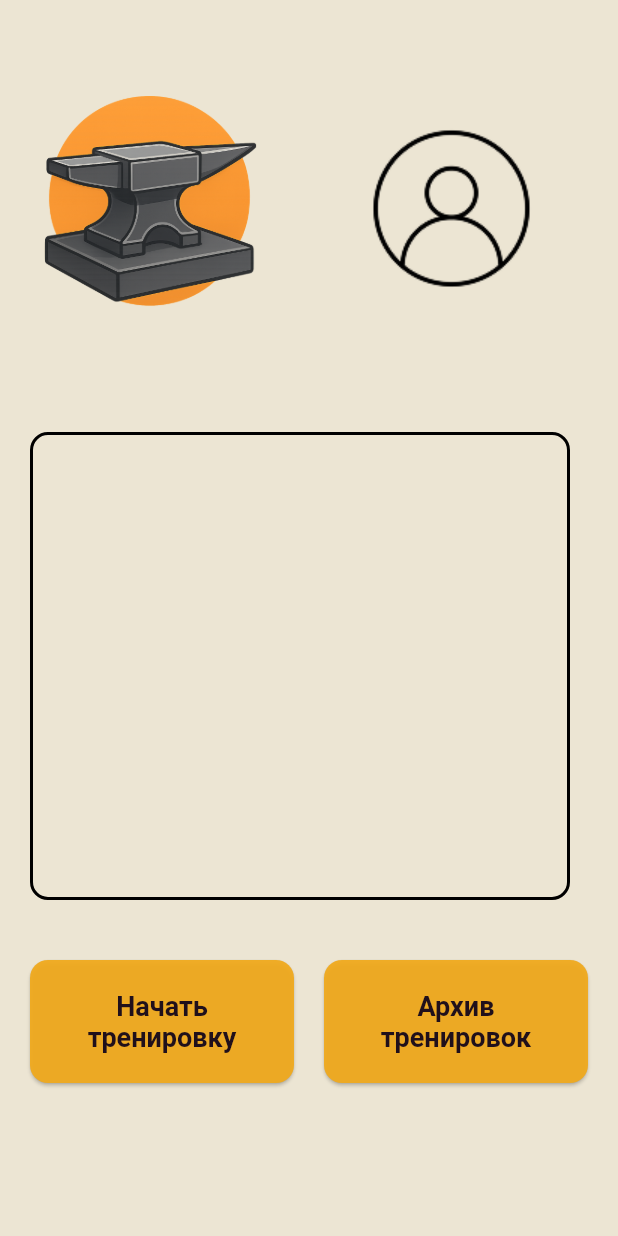
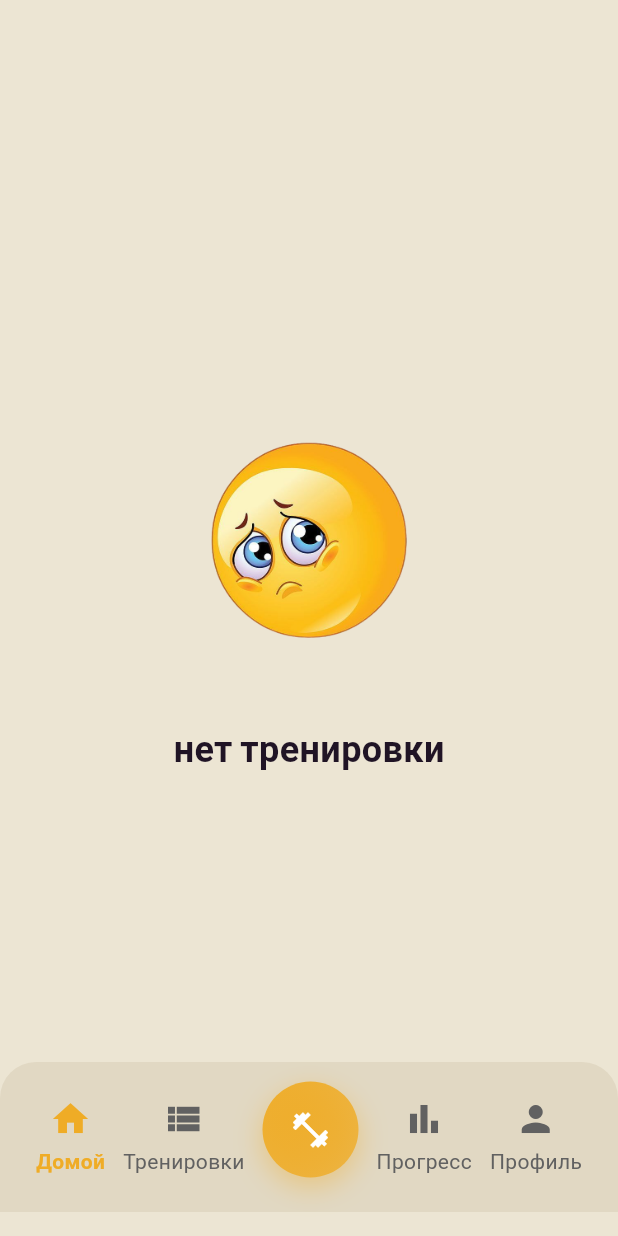
Before and after one commit to vkhokh/Grindstone, a Flutter app: the MainPage screen opened directly, on a phone screen of 412 x 824 dp. Run offline on Flutter 3.47's test engine with Material 3 defaults, Android fonts, the phone set to English and light mode, and no system bars; our stand-ins replace google_fonts, shared_preferences; accounts and stored records are empty.

Commit message:
add navigation panel finally

```diff
--- /dev/null
+++ b/devtools_options.yaml
@@ -0,0 +1,3 @@
+description: This file stores settings for Dart & Flutter DevTools.
+documentation: https://docs.flutter.dev/tools/devtools/extensions#configure-extension-enablement-states
+extensions:
--- a/lib/pages/main_page.dart
+++ b/lib/pages/main_page.dart
@@ -4,8 +4,8 @@ import 'package:google_fonts/google_fonts.dart';
 import 'package:dp/colors.dart';
 import 'package:shared_preferences/shared_preferences.dart';
 import 'dart:async';
-import 'dart:convert'; // Добавляем импорт для JSON
-import '../models/training_models.dart'; // Импортируем модели
+import 'dart:convert';
+import '../models/training_models.dart';
 
 class MainPage extends StatefulWidget {
   const MainPage({super.key});
@@ -16,7 +16,6 @@ class MainPage extends StatefulWidget {
 
 class _MainPageState extends State<MainPage> {
   Duration _duration = Duration();
-  // Duration _pausedDuration = Duration();
   bool _timerStoped = false;
   Timer? _timer;
   FullTrainingData? _currentTrainingData;
@@ -30,13 +29,8 @@ class _MainPageState extends State<MainPage> {
   }
 
   void _stopTimer() {
-    // _pausedDuration = _duration;
     _timer?.cancel();
   }
-  // void _continueTimer() {
-
-  //   _timer?
-  // }
 
   String _formatDuration(Duration duration) {
     String twoDigits(int n) => n.toString().padLeft(2, '0');
@@ -65,28 +59,23 @@ class _MainPageState extends State<MainPage> {
       try {
         final jsonMap = jsonDecode(trainingString) as Map<String, dynamic>;
         final fullData = FullTrainingData.fromJson(jsonMap);
-        // Проверяем, активна ли тренировка
         if (fullData.basicInfo.hasTraining) {
           setState(() {
             _currentTrainingData = fullData;
           });
         } else {
-          // Если hasTraining false, считаем тренировку завершенной
           setState(() {
             _duration = Duration(seconds: 0);
             _currentTrainingData = null;
           });
         }
       } catch (e) {
-        // print("Ошибка при загрузке тренировки на главном экране: $e");
-        // Сбрасываем, если ошибка
         setState(() {
           _duration = Duration(seconds: 0);
           _currentTrainingData = null;
         });
       }
     } else {
-      // print("Нет данных в SharedPreferences");
       setState(() {
         _duration = Duration(seconds: 0);
         _currentTrainingData = null;
@@ -99,50 +88,24 @@ class _MainPageState extends State<MainPage> {
     bool hasCurrentTraining = _currentTrainingData != null;
 
     return Scaffold(
+      backgroundColor: backGroundColor,
       body: Padding(
         padding: const EdgeInsets.all(20.0),
         child: Column(
-          crossAxisAlignment: CrossAxisAlignment.start,
           children: [
-            Row(
-              mainAxisAlignment: MainAxisAlignment.spaceBetween,
-              children: [
-                Container(
-                  width: 159,
-                  height: 238,
-                  decoration: BoxDecoration(shape: BoxShape.circle),
-                  child: Image.asset(
-                    'assets/images/logo.png',
-                    fit: BoxFit.contain,
-                  ),
-                ),
-                Container(
-                  width: 146,
-                  height: 146,
-                  decoration: BoxDecoration(shape: BoxShape.circle),
-                  padding: const EdgeInsets.only(right: 36),
-                  child: Image.asset(
-                    'assets/images/icon_user.png',
-                    fit: BoxFit.contain,
-                  ),
-                ),
-              ],
-            ),
             const SizedBox(height: 30),
 
-            // Блок текущей тренировки
-            SizedBox(
+            // Блок текущей тренировки - ПОЯВЛЯЕТСЯ ТОЛЬКО КОГДА ЕСТЬ ТРЕНИРОВКА
+            if (hasCurrentTraining && _currentTrainingData != null)
+              Container(
                 width: 360,
-              height:
-                  312, // Возможно, нужно увеличить высоту, если много упражнений
-              child: Container(
                 padding: const EdgeInsets.all(20),
                 decoration: BoxDecoration(
                   border: Border.all(color: Colors.black, width: 2),
                   borderRadius: BorderRadius.circular(12),
                 ),
-                child: hasCurrentTraining && _currentTrainingData != null
-                    ? Column(
+                child: Column(
+                  mainAxisSize: MainAxisSize.min,
                   mainAxisAlignment: MainAxisAlignment.center,
                   children: [
                     Text(
@@ -157,7 +120,6 @@ class _MainPageState extends State<MainPage> {
                     const SizedBox(height: 10),
                     Text(
                       _formatDuration(_duration),
-                            // _currentTrainingData!.basicInfo.timer.toString(),
                       style: GoogleFonts.barlow(
                         fontWeight: FontWeight.bold,
                         fontSize: 18,
@@ -165,31 +127,37 @@ class _MainPageState extends State<MainPage> {
                       ),
                       textAlign: TextAlign.center,
                     ),
+                    const SizedBox(height: 10),
+                    // Кнопка паузы/продолжения
                     ElevatedButton(
                       onPressed: () {
                         if (!_timerStoped) {
                           _stopTimer();
-                                // _timerStoped = !_timerStoped;
                         } else {
                           _startTimer();
-                                // _timerStoped = !_timerStoped;
                         }
                         setState(() {
                           _timerStoped = !_timerStoped;
                         });
                       },
+                      style: ElevatedButton.styleFrom(
+                        backgroundColor: Colors.transparent,
+                        elevation: 0,
+                        padding: EdgeInsets.zero,
+                      ),
                       child: Image.asset(
                         _timerStoped
                             ? 'assets/images/continue.png'
                             : 'assets/images/pause.png',
                         fit: BoxFit.contain,
-                              width: 20,
-                              height: 20,
+                        width: 40,
+                        height: 40,
                       ),
                     ),
                     const SizedBox(height: 10),
                     // Отображение упражнений
-                          Expanded(
+                    Container(
+                      constraints: BoxConstraints(maxHeight: 150),
                       child: _currentTrainingData!.exercises.isEmpty
                           ? const Text(
                               "Нет упражнений",
@@ -197,22 +165,13 @@ class _MainPageState extends State<MainPage> {
                             )
                           : ListView.builder(
                               shrinkWrap: true,
-                                    itemCount:
-                                        _currentTrainingData!.exercises.length,
+                              itemCount: _currentTrainingData!.exercises.length,
                               itemBuilder: (context, idx) {
-                                      final ex =
-                                          _currentTrainingData!.exercises[idx];
-                                      final hasApproaches =
-                                          ex.approaches.isNotEmpty;
-                                      // Формируем строку с информацией об упражнении
+                                final ex = _currentTrainingData!.exercises[idx];
+                                final hasApproaches = ex.approaches.isNotEmpty;
                                 String exInfo = ex.name;
                                 if (hasApproaches) {
-                                        exInfo +=
-                                            " (${ex.approaches.length} подходов)";
-                                        // Опционально: показать первый подход
-                                        // if (ex.approaches.isNotEmpty) {
-                                        //   exInfo += "\n${ex.approaches[0].reps} x ${ex.approaches[0].weight} кг";
-                                        // }
+                                  exInfo += " (${ex.approaches.length} подходов)";
                                 }
                                 return Padding(
                                   padding: const EdgeInsets.symmetric(
@@ -236,12 +195,9 @@ class _MainPageState extends State<MainPage> {
                         Navigator.push(
                           context,
                           MaterialPageRoute(
-                                  builder: (context) =>
-                                      const CurrentWorkoutScreen(),
+                            builder: (context) => const CurrentWorkoutScreen(),
                           ),
                         ).then((result) {
-                                // Обновляем данные после возврата из CurrentWorkoutScreen
-                                // CurrentWorkoutScreen сам удаляет запись при завершении
                           _loadCurrentTraining();
                         });
                       },
@@ -260,28 +216,107 @@ class _MainPageState extends State<MainPage> {
                           fontWeight: FontWeight.bold,
                         ),
                       ),
-                            child: Text(
+                      child: const Text(
                         'перейти в текущую тренировку',
                         textAlign: TextAlign.center,
                       ),
                     ),
-                          // Кнопка "Завершить тренировку больше не нужна на главном экране,
-                          // так как она теперь в CurrentWorkoutScreen
                   ],
-                      )
-                    : const SizedBox.shrink(), // Используем SizedBox.shrink() если нет тренировки
                 ),
               ),
+
             const SizedBox(height: 40),
 
-            // Нижние кнопки: "Начать тренировку" и "Архив тренировок"
-            Row(
-              mainAxisAlignment: MainAxisAlignment.spaceEvenly,
+            // Когда нет тренировки - картинка и текст
+            if (!hasCurrentTraining || _currentTrainingData == null)
+              Expanded(
+                child: Center(
+                  child: Column(
+                    mainAxisAlignment: MainAxisAlignment.center,
                     children: [
-                Expanded(
-                  child: ElevatedButton(
-                    onPressed: () async {
-                      // При нажатии "Начать тренировку" можно очистить старую
+                      Container(
+                        width: 200,
+                        height: 200,
+                        child: Image.asset(
+                          'assets/images/sad.png',
+                          fit: BoxFit.contain,
+                        ),
+                      ),
+                      const SizedBox(height: 20),
+                      Text(
+                        'нет тренировки',
+                        style: GoogleFonts.barlow(
+                          fontSize: 24,
+                          fontWeight: FontWeight.bold,
+                          color: elevatedButtonForegroundColor,
+                        ),
+                      ),
+                    ],
+                  ),
+                ),
+              ),
+          ],
+        ),
+      ),
+      // Добавляем нашу панель навигации
+      bottomNavigationBar: SafeArea(
+        bottom: true,
+        child: Container(
+          height: 100,
+          padding: const EdgeInsets.symmetric(horizontal: 24),
+          margin: const EdgeInsets.only(bottom: 16),
+          decoration: BoxDecoration(
+            color: Color.fromARGB(255, 225, 216, 195),
+            borderRadius: const BorderRadius.only(
+              topLeft: Radius.circular(24),
+              topRight: Radius.circular(24),
+            ),
+          ),
+          child: Row(
+            children: [
+              _buildTab(Icons.home, 'Домой', true),
+              const Spacer(),
+              _buildTab(Icons.view_list, 'Тренировки', false),
+              const Spacer(),
+              _buildFloatingButton(context),
+              const Spacer(),
+              _buildTab(Icons.bar_chart, 'Прогресс', false),
+              const Spacer(),
+              _buildTab(Icons.person, 'Профиль', false),
+            ],
+          ),
+        ),
+      ),
+    );
+  }
+
+  // Метод для создания вкладок навигации
+  Widget _buildTab(IconData icon, String label, bool isActive) {
+    final color = isActive ? elevatedButtonBackgroundColor : Colors.grey[700];
+    return Column(
+      mainAxisSize: MainAxisSize.min,
+      mainAxisAlignment: MainAxisAlignment.center,
+      children: [
+        Icon(icon, color: color, size: 28),
+        const SizedBox(height: 4),
+        Text(
+          label,
+          style: GoogleFonts.barlow(
+            fontSize: 14,
+            fontWeight: isActive ? FontWeight.bold : FontWeight.normal,
+            color: color,
+          ),
+        ),
+      ],
+    );
+  }
+
+  // Метод для оранжевой круглой кнопки
+  Widget _buildFloatingButton(BuildContext context) {
+    return Container(
+      margin: const EdgeInsets.only(bottom: 10),
+      child: GestureDetector(
+        onTap: () async {
           final prefs = await SharedPreferences.getInstance();
           await prefs.remove('current_training');
           setState(() {
@@ -294,53 +329,32 @@ class _MainPageState extends State<MainPage> {
               builder: (context) => const CurrentWorkoutScreen(),
             ),
           );
-                      // После создания новой тренировки, CurrentWorkoutScreen сохранит её
-                      // и MainPage автоматически загрузит новую тренировку при следующем открытии
-                      _loadCurrentTraining(); // Попробуем обновить
+          _loadCurrentTraining();
         },
-                    style: ElevatedButton.styleFrom(
-                      backgroundColor: elevatedButtonBackgroundColor,
-                      foregroundColor: elevatedButtonForegroundColor,
-                      shape: RoundedRectangleBorder(
-                        borderRadius: BorderRadius.circular(12),
+        child: Container(
+          width: 64,
+          height: 64,
+          decoration: BoxDecoration(
+            gradient: LinearGradient(
+              colors: [
+                elevatedButtonBackgroundColor.withOpacity(0.9),
+                elevatedButtonBackgroundColor.withOpacity(0.7),
+              ],
+              begin: Alignment.topLeft,
+              end: Alignment.bottomRight,
             ),
-                      padding: const EdgeInsets.symmetric(vertical: 20),
-                      textStyle: GoogleFonts.barlow(
-                        fontSize: 18,
-                        fontWeight: FontWeight.bold,
-                      ),
-                    ),
-                    child: const Text(
-                      'Начать\nтренировку',
-                      textAlign: TextAlign.center,
-                    ),
-                  ),
-                ),
-                const SizedBox(width: 20),
-                Expanded(
-                  child: ElevatedButton(
-                    onPressed: () {},
-                    style: ElevatedButton.styleFrom(
-                      backgroundColor: elevatedButtonBackgroundColor,
-                      foregroundColor: elevatedButtonForegroundColor,
-                      shape: RoundedRectangleBorder(
-                        borderRadius: BorderRadius.circular(12),
-                      ),
-                      padding: const EdgeInsets.symmetric(vertical: 20),
-                      textStyle: GoogleFonts.barlow(
-                        fontSize: 18,
-                        fontWeight: FontWeight.bold,
-                      ),
-                    ),
-                    child: const Text(
-                      'Архив\nтренировок',
-                      textAlign: TextAlign.center,
-                    ),
-                  ),
+            borderRadius: BorderRadius.circular(32),
+            boxShadow: [
+              BoxShadow(
+                color: elevatedButtonBackgroundColor.withOpacity(0.4),
+                blurRadius: 16,
+                offset: const Offset(0, 6),
               ),
             ],
           ),
-          ],
+          child: const Center(
+            child: Icon(Icons.fitness_center, color: Colors.white, size: 28),
+          ),
         ),
       ),
     );
```
Also changed, not shown: lib/pages/current_training_page.dart (+133 -59 lines), assets/images/sad.png (added), pubspec.lock. Lines whose indentation alone changed are shown as unchanged.
